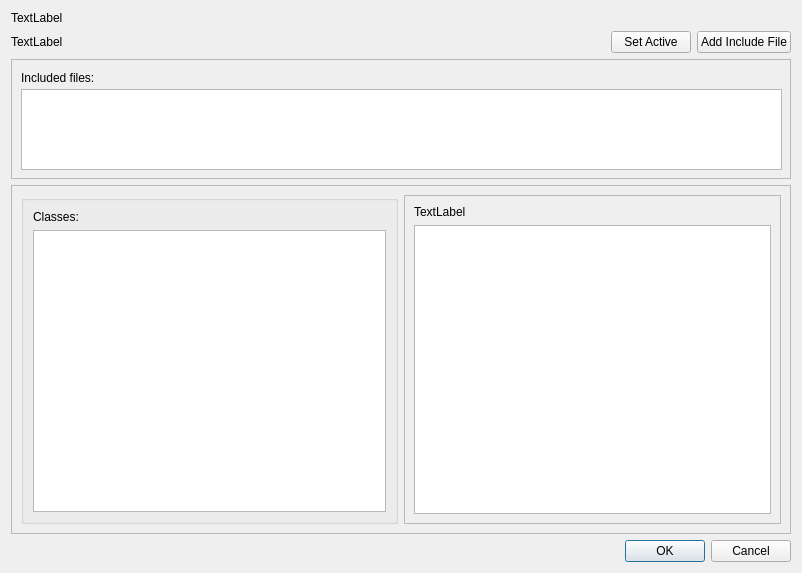
Above: ui/SchemaFileInfo.ui from DUNE-DAQ/dbe before the change. Below: the same form after it.
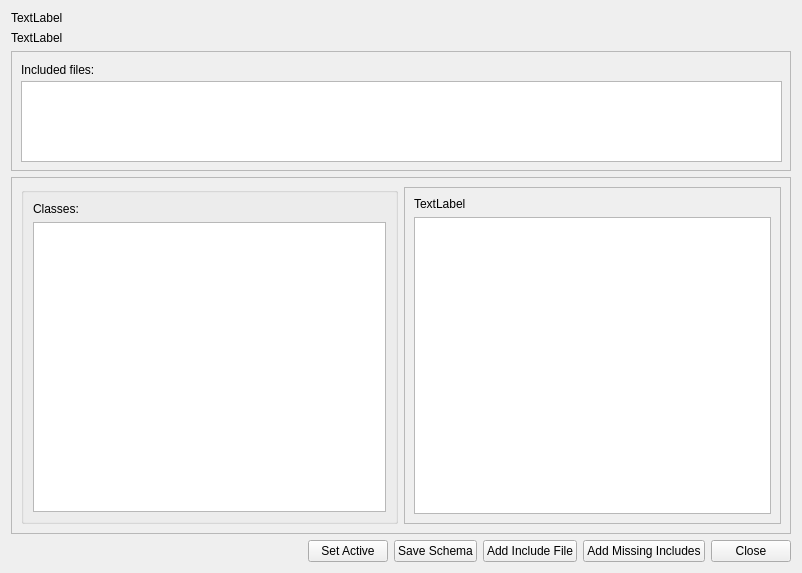
That is the form after the change.

Commit message: Add move, remove, save options to file info window

Patch:
```diff
--- a/ui/SchemaFileInfo.ui
+++ b/ui/SchemaFileInfo.ui
@@ -31,42 +31,11 @@
     </widget>
    </item>
    <item>
-    <layout class="QHBoxLayout" name="horizontalLayout_2">
-     <item>
-      <widget class="QLabel" name="status">
-       <property name="text">
-        <string>TextLabel</string>
-       </property>
-      </widget>
-     </item>
-     <item>
-      <spacer name="horizontalSpacer">
-       <property name="orientation">
-        <enum>Qt::Horizontal</enum>
-       </property>
-       <property name="sizeHint" stdset="0">
-        <size>
-         <width>40</width>
-         <height>20</height>
-        </size>
-       </property>
-      </spacer>
-     </item>
-     <item>
-      <widget class="QPushButton" name="active_button">
-       <property name="text">
-        <string>Set Active</string>
-       </property>
-      </widget>
-     </item>
-     <item>
-      <widget class="QPushButton" name="add_button">
-       <property name="text">
-        <string>Add Include File</string>
-       </property>
-      </widget>
-     </item>
-    </layout>
+    <widget class="QLabel" name="status">
+     <property name="text">
+      <string>TextLabel</string>
+     </property>
+    </widget>
    </item>
    <item>
     <widget class="QFrame" name="frame">
@@ -201,14 +170,56 @@
     </widget>
    </item>
    <item>
-    <widget class="QDialogButtonBox" name="buttonBox">
-     <property name="orientation">
-      <enum>Qt::Horizontal</enum>
-     </property>
-     <property name="standardButtons">
-      <set>QDialogButtonBox::Cancel|QDialogButtonBox::Ok</set>
-     </property>
-    </widget>
+    <layout class="QHBoxLayout" name="horizontalLayout_2">
+     <item>
+      <spacer name="horizontalSpacer">
+       <property name="orientation">
+        <enum>Qt::Horizontal</enum>
+       </property>
+       <property name="sizeHint" stdset="0">
+        <size>
+         <width>40</width>
+         <height>20</height>
+        </size>
+       </property>
+      </spacer>
+     </item>
+     <item>
+      <widget class="QPushButton" name="active_button">
+       <property name="text">
+        <string>Set Active</string>
+       </property>
+      </widget>
+     </item>
+     <item>
+      <widget class="QPushButton" name="save_button">
+       <property name="text">
+        <string>Save Schema</string>
+       </property>
+      </widget>
+     </item>
+     <item>
+      <widget class="QPushButton" name="add_button">
+       <property name="text">
+        <string>Add Include File</string>
+       </property>
+      </widget>
+     </item>
+     <item>
+      <widget class="QPushButton" name="missing_button">
+       <property name="text">
+        <string>Add Missing Includes</string>
+       </property>
+      </widget>
+     </item>
+     <item>
+      <widget class="QPushButton" name="close_button">
+       <property name="text">
+        <string>Close</string>
+       </property>
+      </widget>
+     </item>
+    </layout>
    </item>
   </layout>
  </widget>
```
Left out of the diff: 35 changed lines with no effect on the pictures. The commit also changes 8 other files.
